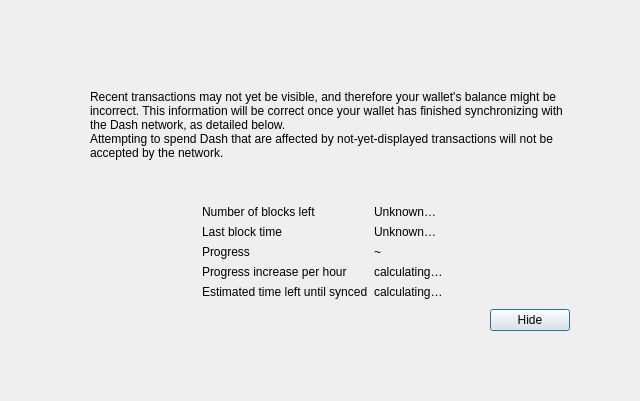
VindexProject/ogva-core, file src/qt/forms/modaloverlay.ui: the form before one commit.
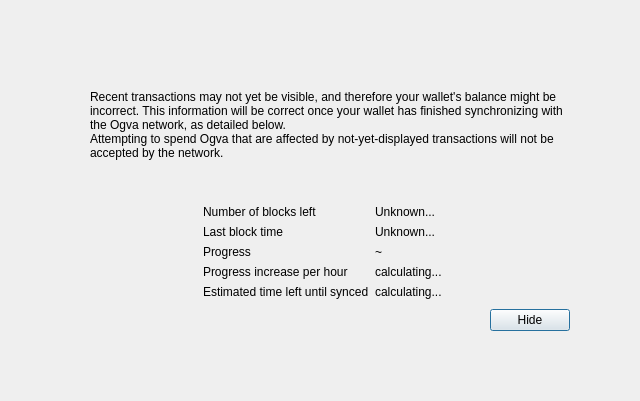
The form after the commit.

Patch:
```diff
--- a/src/qt/forms/modaloverlay.ui
+++ b/src/qt/forms/modaloverlay.ui
@@ -111,7 +111,7 @@
              <item>
               <widget class="QLabel" name="infoText">
                <property name="text">
-                <string>Recent transactions may not yet be visible, and therefore your wallet's balance might be incorrect. This information will be correct once your wallet has finished synchronizing with the Dash network, as detailed below.</string>
+                <string>Recent transactions may not yet be visible, and therefore your wallet's balance might be incorrect. This information will be correct once your wallet has finished synchronizing with the Ogva network, as detailed below.</string>
                </property>
                <property name="textFormat">
                 <enum>Qt::RichText</enum>
@@ -124,7 +124,7 @@
              <item>
               <widget class="QLabel" name="infoTextStrong">
                <property name="text">
-                <string>Attempting to spend Dash that are affected by not-yet-displayed transactions will not be accepted by the network.</string>
+                <string>Attempting to spend Ogva that are affected by not-yet-displayed transactions will not be accepted by the network.</string>
                </property>
                <property name="textFormat">
                 <enum>Qt::RichText</enum>
@@ -191,7 +191,7 @@
            <item row="0" column="1">
             <widget class="QLabel" name="numberOfBlocksLeft">
              <property name="text">
-              <string>Unknown…</string>
+              <string>Unknown...</string>
              </property>
             </widget>
            </item>
@@ -211,7 +211,7 @@
               </sizepolicy>
              </property>
              <property name="text">
-              <string>Unknown…</string>
+              <string>Unknown...</string>
              </property>
             </widget>
            </item>
@@ -243,7 +243,7 @@
            <item row="4" column="1">
             <widget class="QLabel" name="progressIncreasePerH">
              <property name="text">
-              <string>calculating…</string>
+              <string>calculating...</string>
              </property>
             </widget>
            </item>
@@ -257,7 +257,7 @@
            <item row="5" column="1">
             <widget class="QLabel" name="expectedTimeLeft">
              <property name="text">
-              <string>calculating…</string>
+              <string>calculating...</string>
              </property>
             </widget>
            </item>
```
